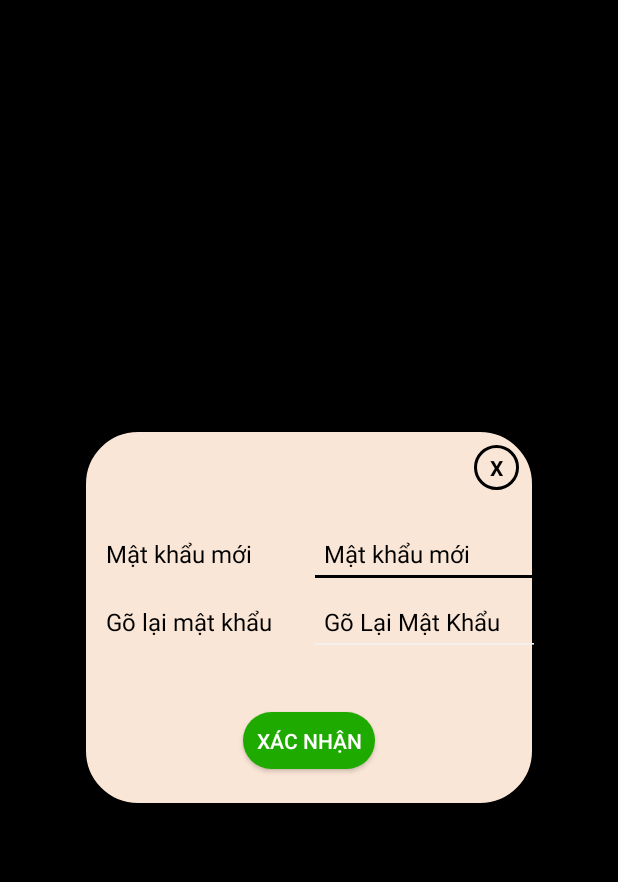
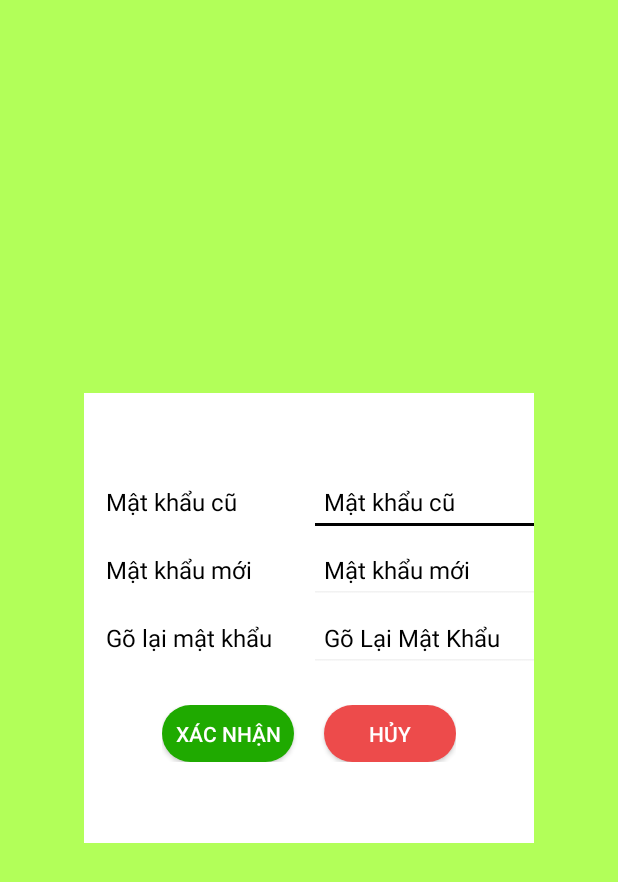
Before and after one commit to hoangtvse62552/app_mobile_capstone, an Android app: the ChangePasswordActivity screen opened directly, with no data from a screen before it, on a phone screen of 412 x 824 dp. Shown: the top 882 px of the screen. Run offline under Robolectric (Android 15) with nearby library versions, the phone set to English and light mode, and no system bars; network calls fail.

```diff
--- a/app/app/src/main/java/com/example/tfs/api/CONST.java
+++ b/app/app/src/main/java/com/example/tfs/api/CONST.java
@@ -1,7 +1,7 @@
 package com.example.tfs.api;
 
 public class CONST {
-    public static String LOCAL_HOST = "http://192.168.1.18:45455/";
+    public static String LOCAL_HOST = "http://192.168.2.104:45455/";
     public static String ROLE_DISTRIBUTOR = "Distributor";
     public static String ROLE_VETERINARY = "Veterinary";
 
--- a/app/app/src/main/java/com/example/tfs/view/ChangePasswordActivity.java
+++ b/app/app/src/main/java/com/example/tfs/view/ChangePasswordActivity.java
@@ -2,8 +2,10 @@ package com.example.tfs.view;
 
 import android.app.ProgressDialog;
 import android.content.Intent;
+import android.content.SharedPreferences;
 import android.graphics.Color;
 import android.graphics.drawable.ColorDrawable;
+import android.preference.PreferenceManager;
 import android.support.v7.app.AppCompatActivity;
 import android.os.Bundle;
 import android.view.View;
@@ -18,10 +20,12 @@ import com.example.tfs.service.UserService;
 public class ChangePasswordActivity extends AppCompatActivity {
 
 
+    private EditText txtOldPassword;
     private EditText txtPasswordChange;
     private EditText txtRePasswordChange;
     private TextView txtFailChangePassword;
     private ProgressDialog progressDialog;
+    private int userID;
 
     @Override
     protected void onCreate(Bundle savedInstanceState) {
@@ -29,15 +33,9 @@ public class ChangePasswordActivity extends AppCompatActivity {
         setContentView(R.layout.activity_change_password);
         progressDialog = new ProgressDialog(ChangePasswordActivity.this);
 
+        SharedPreferences sharedPreferences = PreferenceManager.getDefaultSharedPreferences(this);
+        userID = sharedPreferences.getInt("userID",0);
 
-        TextView txtClose;
-        txtClose = findViewById(R.id.txtCloseChangePass);
-        txtClose.setOnClickListener(new View.OnClickListener() {
-            @Override
-            public void onClick(View v) {
-                progressDialog.dismiss();
-            }
-        });
     }
     public void closeChange(View v) {
         Intent intent =new Intent(getApplicationContext(),ProfileActivity.class);
@@ -53,6 +51,7 @@ public class ChangePasswordActivity extends AppCompatActivity {
         txtFailChangePassword = findViewById(R.id.txtFailChangePassword);
         txtPasswordChange = findViewById(R.id.txtPasswordChange);
         txtRePasswordChange = findViewById(R.id.txtRePasswordChange);
+        txtOldPassword = findViewById(R.id.txtOldPassword);
 
 //        Toast.makeText(ProfileActivity.this, "" + txtPasswordChange.getText(),Toast.LENGTH_LONG);
         if(!txtPasswordChange.getText().toString().equals(txtRePasswordChange.getText().toString())) {
@@ -60,7 +59,7 @@ public class ChangePasswordActivity extends AppCompatActivity {
             return;
         } else {
             txtFailChangePassword.setText("thay đổi thành công");
-            UserService.getInstance().changePassword(ChangePasswordActivity.this, 1, txtPasswordChange.getText().toString(), "new Pass",new VolleyCallBack() {
+            UserService.getInstance().changePassword(ChangePasswordActivity.this, userID, txtOldPassword.getText().toString(), txtPasswordChange.getText().toString(),new VolleyCallBack() {
                 @Override
                 public void onSuccess(Object response) {
                     // change pass successful
--- a/app/app/src/main/java/com/example/tfs/view/LoginActivity.java
+++ b/app/app/src/main/java/com/example/tfs/view/LoginActivity.java
@@ -135,6 +135,7 @@ public class LoginActivity extends AppCompatActivity {
 
         editor.apply();
         startActivity(new Intent(getApplicationContext(), HomeActivity.class));
+        finish();
     }
 
     public void loginFail() {
--- a/app/app/src/main/java/com/example/tfs/view/ProfileActivity.java
+++ b/app/app/src/main/java/com/example/tfs/view/ProfileActivity.java
@@ -75,6 +75,7 @@ public class ProfileActivity extends AppCompatActivity {
             @Override
             public void onError(Object ex) {
                 //Fail
+                System.out.println(ex);
                 Toast.makeText(ProfileActivity.this, "" + ex, Toast.LENGTH_SHORT).show();
             }
         });
@@ -105,7 +106,7 @@ public class ProfileActivity extends AppCompatActivity {
 
     }
     public void success() {
-        Toast.makeText(this, "Lưu thành công", Toast.LENGTH_SHORT).show();
+        Toast.makeText(ProfileActivity.this, "Lưu thành công", Toast.LENGTH_SHORT).show();
     }
     public void logout(View v) {
 
@@ -114,6 +115,7 @@ public class ProfileActivity extends AppCompatActivity {
         editor.clear();
         editor.commit();
         startActivity(new Intent(getApplicationContext(), LoginActivity.class));
+        finish();
     }
 
     public void goToChangePassword(View view) {
--- a/app/app/src/main/res/layout/activity_change_password.xml
+++ b/app/app/src/main/res/layout/activity_change_password.xml
@@ -5,37 +5,56 @@
     android:layout_height="match_parent"
     android:orientation="vertical"
     android:gravity="center"
-    android:backgroundTint="@color/black"
-    android:background="@color/black"
+    android:background="@color/greenLight"
     tools:context=".view.ChangePasswordActivity"
     >
 
         <LinearLayout
             android:layout_width="300dp"
-            android:layout_height="250dp"
+            android:layout_height="300dp"
             android:layout_gravity="center"
             android:orientation="vertical"
-            android:background="@drawable/background_changepassword">
-            <TextView
-                android:id="@+id/txtCloseChangePass"
-                android:layout_width="30dp"
-                android:layout_height="30dp"
-                android:textColor="@color/black"
-                android:text="X"
-                android:layout_marginTop="10dp"
-                android:layout_marginRight="10dp"
-                android:textStyle="bold"
-                android:layout_gravity="end"
-                android:gravity="center"
-                android:onClick="closeChange"
-                android:background="@drawable/circlebackground"
-                />
+            android:background="@color/white"
+            >
+
             <LinearLayout
                 android:layout_width="match_parent"
                 android:layout_height="wrap_content"
                 android:layout_gravity="center"
                 android:layout_marginLeft="10dp"
-                android:layout_marginTop="20dp"
+                android:layout_marginTop="50dp"
+                android:orientation="horizontal">
+
+                <TextView
+                    android:layout_width="100dp"
+                    android:layout_height="wrap_content"
+                    android:layout_gravity="center"
+                    android:text="Mật khẩu cũ"
+                    android:textColor="@color/black"
+                    android:textSize="16sp" />
+
+                <EditText
+                    android:id="@+id/txtOldPassword"
+                    android:layout_width="match_parent"
+                    android:layout_height="45dp"
+                    android:layout_gravity="center"
+                    android:layout_marginLeft="35dp"
+                    android:drawablePadding="16dp"
+                    android:hint="Mật khẩu cũ"
+                    android:inputType="textPassword"
+                    android:lineHeight="40dp"
+                    android:maxLines="1"
+                    android:paddingLeft="10dp"
+                    android:text=""
+                    android:textColorHint="@color/black"
+                    android:textSize="16sp"
+                    android:theme="@style/EditTextTheme" />
+            </LinearLayout>
+            <LinearLayout
+                android:layout_width="match_parent"
+                android:layout_height="wrap_content"
+                android:layout_gravity="center"
+                android:layout_marginLeft="10dp"
                 android:orientation="horizontal">
 
                 <TextView
@@ -110,10 +129,14 @@
                     android:textSize="16dp"
                     android:textColor="@color/darkRed"
                     android:gravity="center"
-
                     />
 
             </LinearLayout>
+            <LinearLayout
+                android:layout_width="wrap_content"
+                android:layout_height="wrap_content"
+                android:layout_gravity="center"
+                android:orientation="horizontal">
                 <Button
                     android:id="@+id/btnSavePassword"
                     android:layout_width="wrap_content"
@@ -123,8 +146,20 @@
                     android:onClick="changePassword"
                     android:textColor="@color/white"
                     android:layout_gravity="center"
-                android:layout_marginTop="15dp"
                     />
+                <Button
+                    android:id="@+id/btnBack"
+                    android:layout_width="wrap_content"
+                    android:layout_height="38dp"
+                    android:background="@drawable/button_logout"
+                    android:text="Hủy"
+                    android:layout_marginLeft="20dp"
+                    android:onClick="closeChange"
+                    android:textColor="@color/white"
+                    android:layout_gravity="center"
+                    />
+            </LinearLayout>
+
         </LinearLayout>
 
 
--- a/app/app/src/main/res/layout/activity_login.xml
+++ b/app/app/src/main/res/layout/activity_login.xml
@@ -23,7 +23,7 @@
             android:layout_marginBottom="10dp"
             android:layout_width="match_parent"
             android:gravity="center"
-            android:text="TFS"
+            android:text="TSF"
             android:textStyle="bold"
             android:textSize="150dp"
             android:layout_height="match_parent"
--- a/app/app/src/main/res/layout/confirm_reason_dialog.xml
+++ b/app/app/src/main/res/layout/confirm_reason_dialog.xml
@@ -35,7 +35,7 @@
                 android:layout_width="131dp"
                 android:layout_height="wrap_content"
                 android:gravity="center"
-                android:text="Lý do"
+                android:text="Bình luận"
                 android:textColor="@color/black"
                 android:textSize="24dp" />
 
```
Lines whose indentation alone changed are shown as unchanged.
